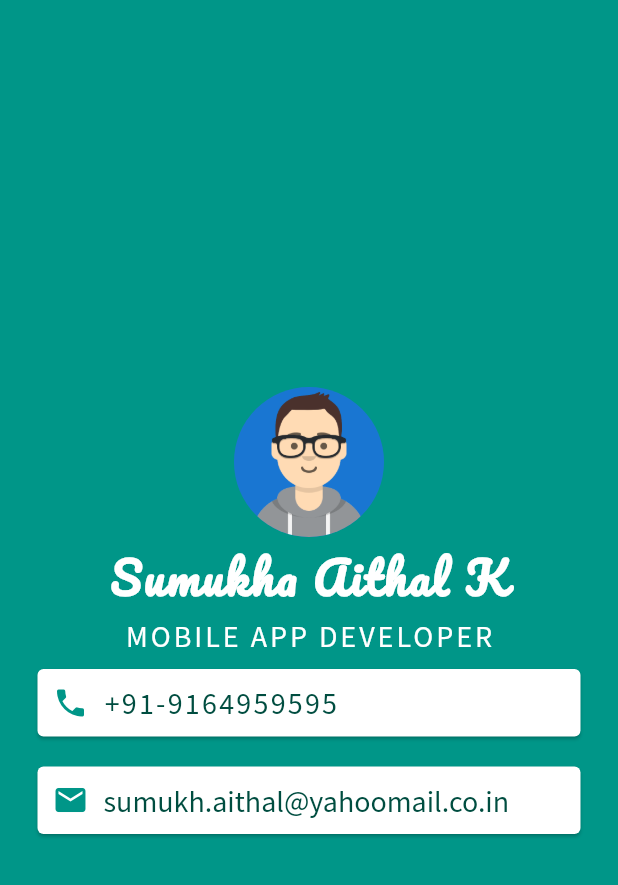
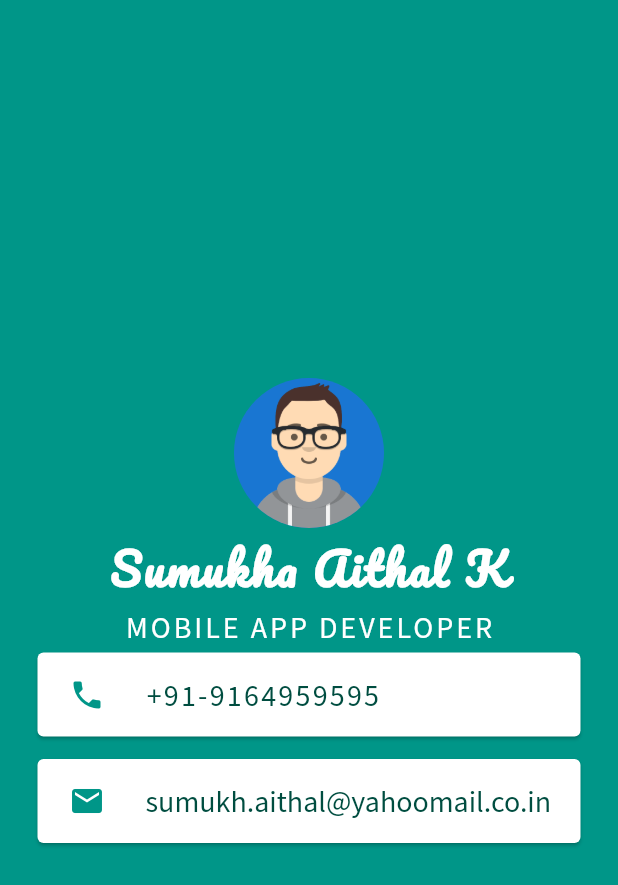
Before and after one commit to SumukhaK/LearnFlutter-mi_card, a Flutter app: the screen it shows after launch, on a phone screen of 412 x 824 dp. Shown: the top 885 px of the screen. Run offline on Flutter 3.47's test engine with Material 2 defaults, Android fonts, the phone set to English and light mode, and no system bars.

Commit message:
finishing touches

```diff
--- a/mi_card/lib/main.dart
+++ b/mi_card/lib/main.dart
@@ -41,54 +41,43 @@ class MyApp extends StatelessWidget {
               ),
               Card(
                 color: Colors.white,
-                margin: EdgeInsets.symmetric(vertical: 10.0, horizontal: 25.0),
-                child: Padding(
-                  padding: const EdgeInsets.all(10.0),
-                  child: Row(
-                    children: [
-                      Icon(
+                margin: EdgeInsets.symmetric(vertical: 5.0, horizontal: 25.0),
+                child: ListTile(
+                  leading: Padding(
+                    padding: const EdgeInsets.all(5.0),
+                    child: Icon(
                       Icons.phone,
                       color: Colors.teal,
                     ),
-                      SizedBox(
-                        width: 10.0,
                   ),
-                      Text(
+                  title: Text(
                     "+91-9164959595",
                     style: TextStyle(
                         fontSize: 20.0,
                         color: Colors.teal.shade900,
                         letterSpacing: 1.5,
-                            //fontWeight: FontWeight.bold,
                         fontFamily: 'SourceSansPro'),
-                      )
-                    ],
                   ),
                 ),
               ),
               Card(
                 color: Colors.white,
                 margin: EdgeInsets.symmetric(vertical: 10.0, horizontal: 25.0),
-                child: Padding(
-                  padding: const EdgeInsets.all(10.0),
-                  child: Row(
-                    children: [
-                      Icon(
+                child: ListTile(
+                  leading: Padding(
+                    padding: const EdgeInsets.all(5.0),
+                    child: Icon(
                       Icons.email,
                       color: Colors.teal,
                     ),
-                      SizedBox(
-                        width: 10.0,
                   ),
-                      Text(
+                  title: Text(
                     "sumukh.aithal@yahoomail.co.in",
                     style: TextStyle(
                         fontSize: 20.0,
                         color: Colors.teal.shade900,
                         //fontWeight: FontWeight.bold,
                         fontFamily: 'SourceSansPro'),
-                      )
-                    ],
                   ),
                 ),
               )
```
Lines whose indentation alone changed are shown as unchanged.
